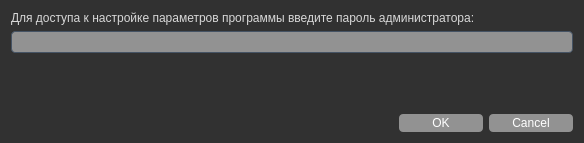
First picture: the form in gui/passworddialog.ui, repository whs31/quasar-software, before the edit.
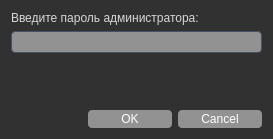
Second picture: the form after the edit. Icons and pictures are not drawn.

Commit message: Фиксы в интерфейсе новых окон, добавил русскоязычные окончания к числительным

What changed in the file:
```diff
--- a/gui/passworddialog.ui
+++ b/gui/passworddialog.ui
@@ -6,8 +6,8 @@
    <rect>
     <x>0</x>
     <y>0</y>
-    <width>584</width>
-    <height>143</height>
+    <width>273</width>
+    <height>139</height>
    </rect>
   </property>
   <property name="sizePolicy">
@@ -16,6 +16,18 @@
     <verstretch>0</verstretch>
    </sizepolicy>
   </property>
+  <property name="minimumSize">
+   <size>
+    <width>273</width>
+    <height>139</height>
+   </size>
+  </property>
+  <property name="maximumSize">
+   <size>
+    <width>273</width>
+    <height>139</height>
+   </size>
+  </property>
   <property name="windowTitle">
    <string>Доступ ограничен</string>
   </property>
@@ -408,6 +420,12 @@
   <layout class="QVBoxLayout" name="verticalLayout">
    <item>
     <widget class="QLabel" name="label">
+     <property name="sizePolicy">
+      <sizepolicy hsizetype="Preferred" vsizetype="Preferred">
+       <horstretch>0</horstretch>
+       <verstretch>0</verstretch>
+      </sizepolicy>
+     </property>
      <property name="styleSheet">
       <string notr="true">QWidget {
  color: #D8d8d8
@@ -428,7 +446,13 @@
 }</string>
      </property>
      <property name="text">
-      <string>Для доступа к настройке параметров программы введите пароль администратора:</string>
+      <string>Введите пароль администратора:</string>
+     </property>
+     <property name="textFormat">
+      <enum>Qt::AutoText</enum>
+     </property>
+     <property name="wordWrap">
+      <bool>false</bool>
      </property>
     </widget>
    </item>
```
The commit also changes 6 other files.
